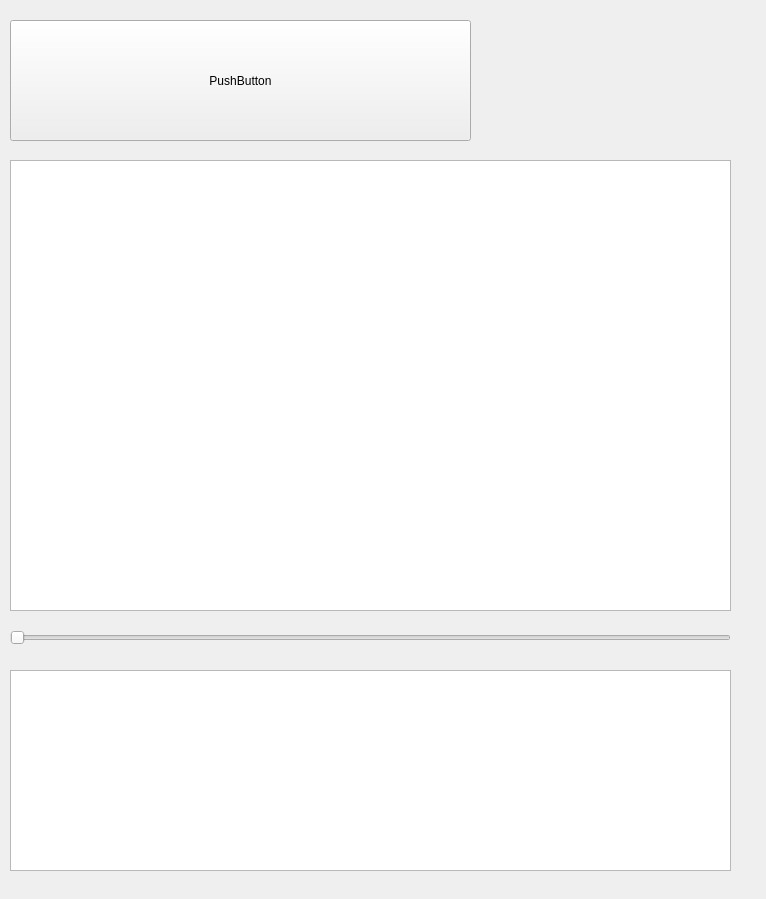
Old version of the form src/View/PatientSummaryView/PatientSummary.ui in the repository thefinalcutbg/DinoDent.
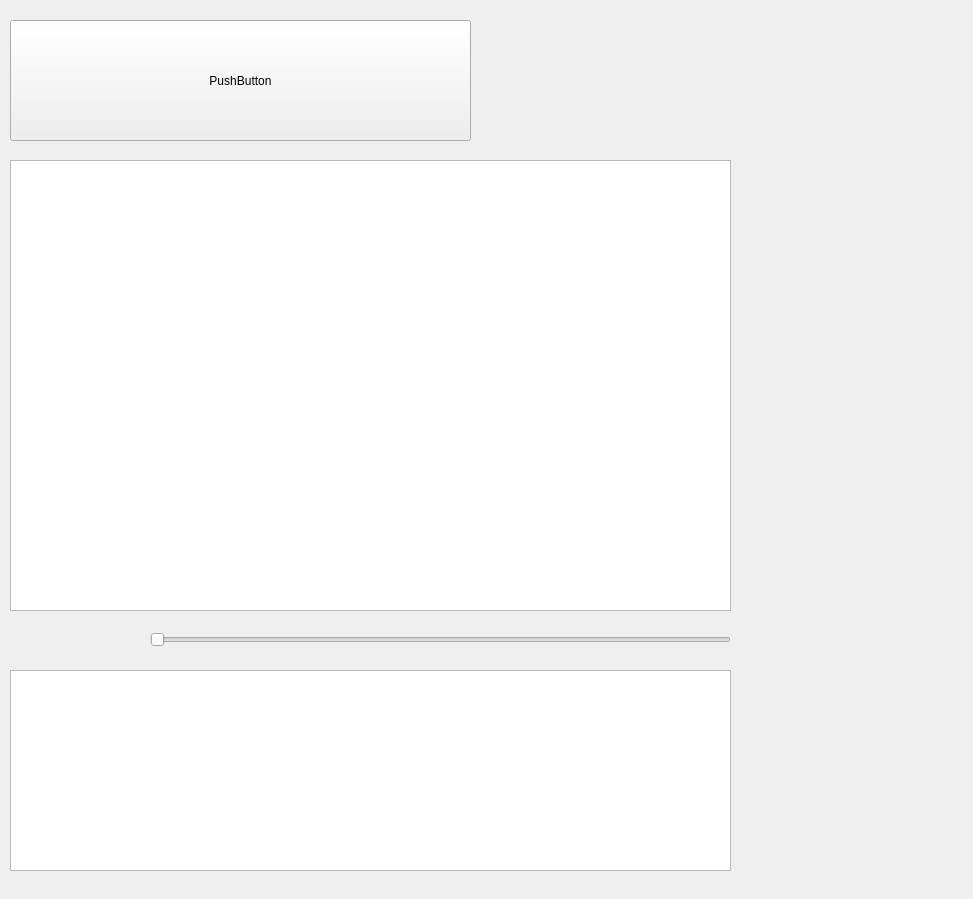
New version of the form. Custom widgets are drawn as their Qt base class.

Commit message: PatientSummary time frames implemented

The edit to the form file:
```diff
--- a/src/View/PatientSummaryView/PatientSummary.ui
+++ b/src/View/PatientSummaryView/PatientSummary.ui
@@ -6,10 +6,22 @@
    <rect>
     <x>0</x>
     <y>0</y>
-    <width>766</width>
+    <width>973</width>
     <height>899</height>
    </rect>
   </property>
+  <property name="sizePolicy">
+   <sizepolicy hsizetype="Fixed" vsizetype="Fixed">
+    <horstretch>0</horstretch>
+    <verstretch>0</verstretch>
+   </sizepolicy>
+  </property>
+  <property name="minimumSize">
+   <size>
+    <width>799</width>
+    <height>899</height>
+   </size>
+  </property>
   <property name="windowTitle">
    <string>PatientSummary</string>
   </property>
@@ -35,10 +47,10 @@
   <widget class="QSlider" name="dateSlider">
    <property name="geometry">
     <rect>
-     <x>10</x>
+     <x>150</x>
      <y>630</y>
-     <width>721</width>
-     <height>16</height>
+     <width>581</width>
+     <height>20</height>
     </rect>
    </property>
    <property name="orientation">
@@ -71,6 +83,19 @@
     <string>PushButton</string>
    </property>
   </widget>
+  <widget class="QLabel" name="dateLabel">
+   <property name="geometry">
+    <rect>
+     <x>20</x>
+     <y>630</y>
+     <width>121</width>
+     <height>21</height>
+    </rect>
+   </property>
+   <property name="text">
+    <string/>
+   </property>
+  </widget>
  </widget>
  <layoutdefault spacing="6" margin="11"/>
  <customwidgets>
```
The commit also changes 35 other files.
